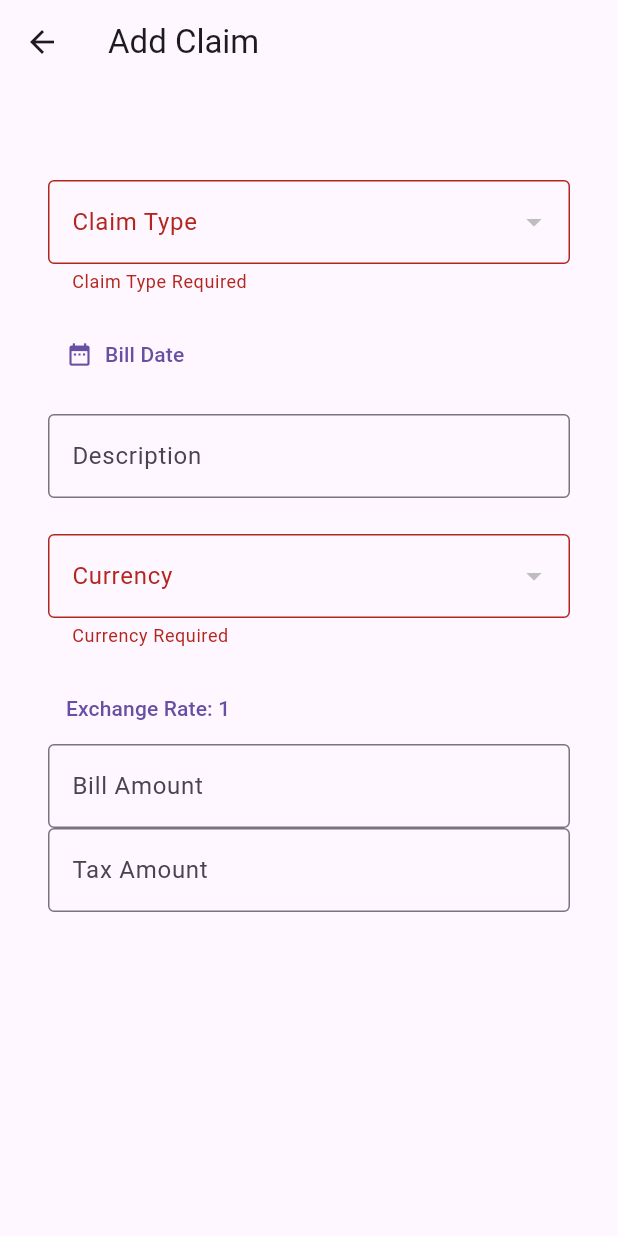
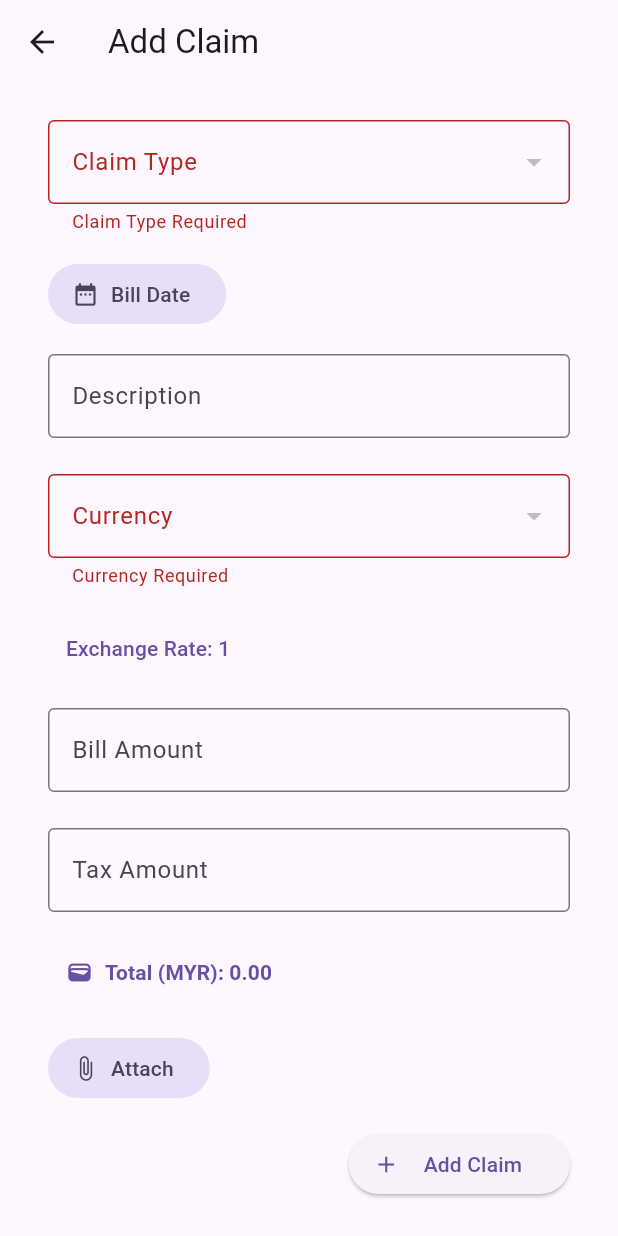
Before and after one commit to BalajiLeninrajan/YTY-Claims-App, a Flutter app: the AddClaimScreen screen opened directly with empty values, on a phone screen of 412 x 824 dp. Run offline on Flutter 3.47's test engine with Material 3 defaults, Android fonts, the phone set to English and light mode, and no system bars; our stand-ins replace file_picker, shared_preferences; accounts and stored records are empty; generated files the repository leaves out were written again; network calls fail.

Commit message:
Finished UI for add claim form

```diff
--- a/lib/src/screens/add_claim_screen.dart
+++ b/lib/src/screens/add_claim_screen.dart
@@ -1,5 +1,7 @@
 import 'dart:convert';
+import 'dart:io';
 
+import 'package:file_picker/file_picker.dart';
 import 'package:flutter/material.dart';
 import 'package:flutter/services.dart';
 import 'package:yty_claim_app/src/controllers/claim_controller.dart';
@@ -43,11 +45,26 @@ class _AddClaimScreenState extends State<AddClaimScreen> {
   final TextEditingController _taxController = TextEditingController();
   bool _taxErrorFlag = false;
 
+  double _total = 0;
+
+  File? _attachment;
+
   @override
   void initState() {
     _getClaimTypesSync();
     _getCurrenciesSync();
+    _billAmountController.addListener(_getTotal);
+    _taxController.addListener(_getTotal);
     super.initState();
+  }
+
+  @override
+  void dispose() {
+    _billAmountController.removeListener(_getTotal);
+    _taxController.removeListener(_getTotal);
+    _billAmountController.dispose();
+    _taxController.dispose();
+    super.dispose();
   }
 
   void _selectDate(BuildContext context) async {
@@ -164,6 +181,16 @@ class _AddClaimScreenState extends State<AddClaimScreen> {
     }
   }
 
+  void _getTotal() {
+    final double billAmount = double.tryParse(_billAmountController.text) ?? 0;
+    final double taxAmount = double.tryParse(_taxController.text) ?? 0;
+    final double exchangeRate = double.tryParse(_exchangeRate ?? '1') ?? 1;
+
+    setState(() {
+      _total = (billAmount + taxAmount) * exchangeRate;
+    });
+  }
+
   @override
   Widget build(BuildContext context) {
     return Scaffold(
@@ -172,11 +199,12 @@ class _AddClaimScreenState extends State<AddClaimScreen> {
         child: Center(
           child: Container(
             width: 768,
-            padding: const EdgeInsets.all(32),
+            padding: const EdgeInsets.symmetric(horizontal: 32),
+            child: SingleChildScrollView(
               child: Column(
                 crossAxisAlignment: CrossAxisAlignment.start,
                 children: <Widget>[
-                const SizedBox(height: 32),
+                  const SizedBox(height: 16),
                   // Claim type
                   DropdownButtonFormField<ClaimType>(
                     items: _claimTypes
@@ -202,7 +230,7 @@ class _AddClaimScreenState extends State<AddClaimScreen> {
                   ),
                   const SizedBox(height: 16),
                   // Date
-                TextButton.icon(
+                  FilledButton.tonalIcon(
                     onPressed: () => _selectDate(context),
                     label: Text(
                       _selectedDate == null
@@ -248,7 +276,8 @@ class _AddClaimScreenState extends State<AddClaimScreen> {
                     decoration: InputDecoration(
                       border: const OutlineInputBorder(),
                       labelText: 'Currency',
-                    errorText: _currencies.isEmpty ? 'Currency Required' : null,
+                      errorText:
+                          _currencies.isEmpty ? 'Currency Required' : null,
                     ),
                   ),
                   const SizedBox(height: 16),
@@ -259,6 +288,7 @@ class _AddClaimScreenState extends State<AddClaimScreen> {
                       'Exchange Rate: ${_exchangeRate ?? 'Loading exchange rate'}',
                     ),
                   ),
+                  const SizedBox(height: 16),
                   // bill ammount
                   TextField(
                     controller: _billAmountController,
@@ -269,12 +299,14 @@ class _AddClaimScreenState extends State<AddClaimScreen> {
                           _billAmountErrorFlag ? 'Bill Amount Required' : null,
                     ),
                     inputFormatters: <TextInputFormatter>[
-                    FilteringTextInputFormatter.allow(RegExp(r'^\d*\.?\d{0,2}'))
+                      FilteringTextInputFormatter.allow(
+                          RegExp(r'^\d*\.?\d{0,2}'))
                     ],
                     keyboardType: const TextInputType.numberWithOptions(
                       decimal: true,
                     ),
                   ),
+                  const SizedBox(height: 24),
                   // tax ammount
                   TextField(
                     controller: _taxController,
@@ -284,14 +316,61 @@ class _AddClaimScreenState extends State<AddClaimScreen> {
                       errorText: _taxErrorFlag ? 'Tax Amount Required' : null,
                     ),
                     inputFormatters: <TextInputFormatter>[
-                    FilteringTextInputFormatter.allow(RegExp(r'^\d*\.?\d{0,2}'))
+                      FilteringTextInputFormatter.allow(
+                          RegExp(r'^\d*\.?\d{0,2}'))
                     ],
                     keyboardType: const TextInputType.numberWithOptions(
                       decimal: true,
                     ),
                   ),
-                // total and attachment
+                  const SizedBox(height: 16),
+                  // total
+                  TextButton.icon(
+                    onPressed: () {},
+                    label: Text(
+                      'Total (MYR): ${_total.toStringAsFixed(2)}',
+                      style: const TextStyle(
+                        fontWeight: FontWeight.bold,
+                      ),
+                    ),
+                    icon: const Icon(Icons.wallet),
+                  ),
+                  const SizedBox(height: 16),
+                  // attachment
+                  FilledButton.tonalIcon(
+                    onPressed: () async {
+                      FilePickerResult? result = await FilePicker.platform
+                          .pickFiles(allowMultiple: false);
+                      if (result != null) {
+                        setState(() {
+                          _attachment = File(result.files.single.path!);
+                        });
+                      }
+                    },
+                    label: Text(
+                      _attachment == null
+                          ? 'Attach'
+                          : '...${_attachment!.path.substring(_attachment!.path.length - 12)}',
+                    ),
+                    icon: const Icon(Icons.attach_file),
+                  ),
+                  const SizedBox(height: 16),
+                  OverflowBar(
+                    alignment: MainAxisAlignment.end,
+                    children: [
+                      ElevatedButton.icon(
+                        onPressed: () {},
+                        label: const Padding(
+                          padding: EdgeInsets.all(8.0),
+                          child: Text('Add Claim'),
+                        ),
+                        icon: const Icon(Icons.add),
+                      )
                     ],
+                  ),
+                  const SizedBox(height: 16),
+                ],
+              ),
             ),
           ),
         ),
--- a/pubspec.yaml
+++ b/pubspec.yaml
@@ -10,6 +10,7 @@ environment:
   sdk: '>=3.4.1 <4.0.0'
 
 dependencies:
+  file_picker: ^8.0.6
   flutter:
     sdk: flutter
   flutter_localizations:
```
Also changed, not shown: pubspec.lock. Lines whose indentation alone changed are shown as unchanged.
